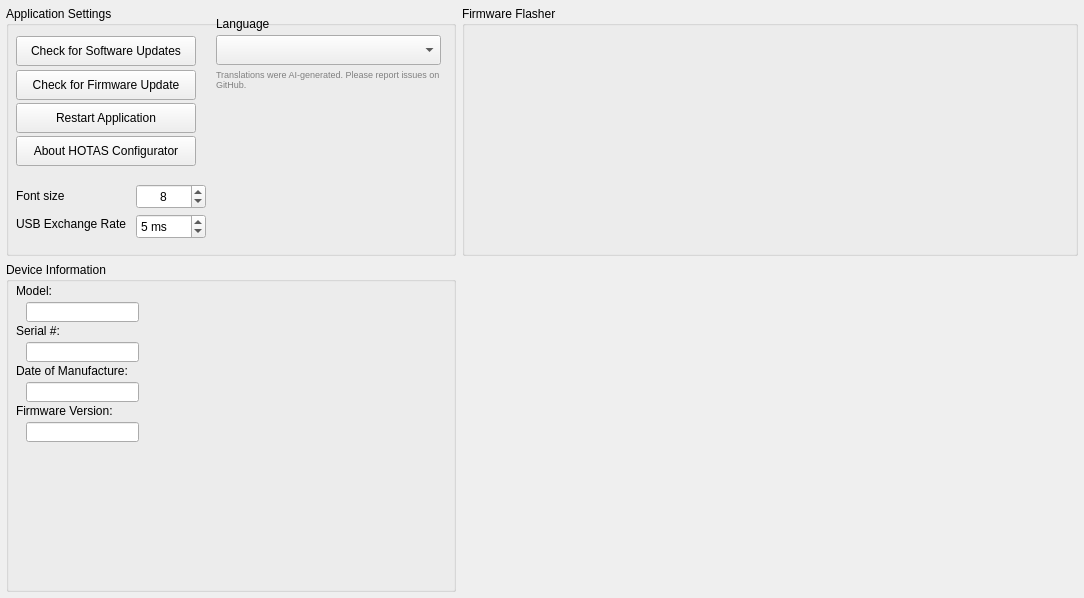
First picture: the form in src/widgets/adv-settings/advancedsettings.ui, repository invictuscockpits/HOTASConfigurator, before the edit.
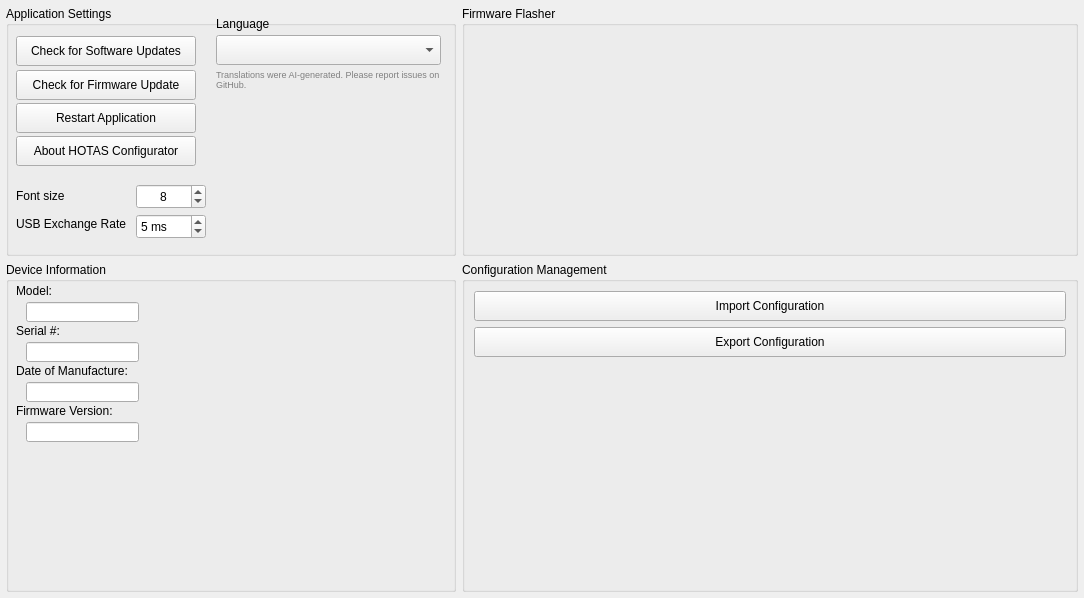
Second picture: the form after the edit.

Commit message: Reimplementing exporting configs

Diff of the .ui file:
```diff
--- a/src/widgets/adv-settings/advancedsettings.ui
+++ b/src/widgets/adv-settings/advancedsettings.ui
@@ -438,6 +438,54 @@
      </widget>
     </widget>
    </item>
+   <item row="1" column="1">
+    <widget class="QGroupBox" name="groupBox_ConfigMgmt">
+     <property name="title">
+      <string>Configuration Management</string>
+     </property>
+     <layout class="QVBoxLayout" name="layoutV_ConfigMgmt">
+      <item>
+       <widget class="QPushButton" name="pushButton_ImportConfig">
+        <property name="minimumSize">
+         <size>
+          <width>180</width>
+          <height>30</height>
+         </size>
+        </property>
+        <property name="text">
+         <string>Import Configuration</string>
+        </property>
+       </widget>
+      </item>
+      <item>
+       <widget class="QPushButton" name="pushButton_ExportConfig">
+        <property name="minimumSize">
+         <size>
+          <width>180</width>
+          <height>30</height>
+         </size>
+        </property>
+        <property name="text">
+         <string>Export Configuration</string>
+        </property>
+       </widget>
+      </item>
+      <item>
+       <spacer name="verticalSpacer_ConfigMgmt">
+        <property name="orientation">
+         <enum>Qt::Vertical</enum>
+        </property>
+        <property name="sizeHint" stdset="0">
+         <size>
+          <width>20</width>
+          <height>40</height>
+         </size>
+        </property>
+       </spacer>
+      </item>
+     </layout>
+    </widget>
+   </item>
   </layout>
  </widget>
  <resources/>
```
The commit also changes 6 other files.
